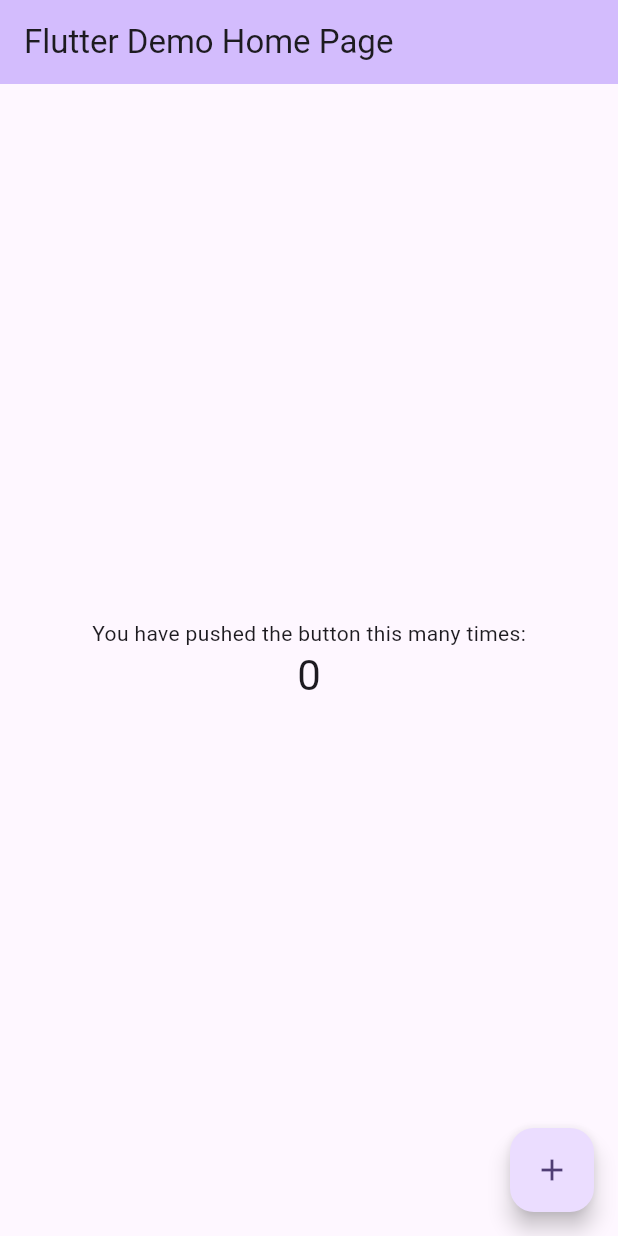
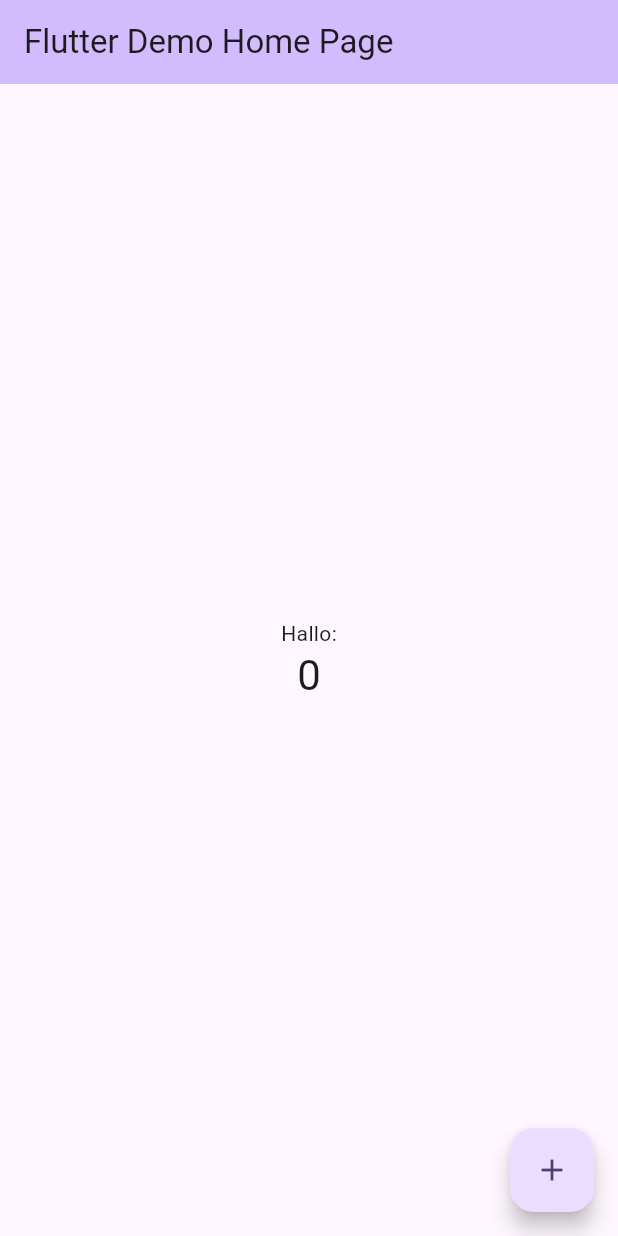
Before and after one commit to slurpiena/flutter_app_notihealth, a Flutter app: the screen it shows after launch, on a phone screen of 412 x 824 dp. Run offline on Flutter 3.47's test engine with Material 3 defaults, Android fonts, the phone set to English and light mode, and no system bars.

Commit message:
abis ngedit main

```diff
--- a/lib/main.dart
+++ b/lib/main.dart
@@ -106,7 +106,7 @@ class _MyHomePageState extends State<MyHomePage> {
           mainAxisAlignment: MainAxisAlignment.center,
           children: <Widget>[
             const Text(
-              'You have pushed the button this many times:',
+              'Hallo:',
             ),
             Text(
               '$_counter',
```
Also changed, not shown: pubspec.lock.
